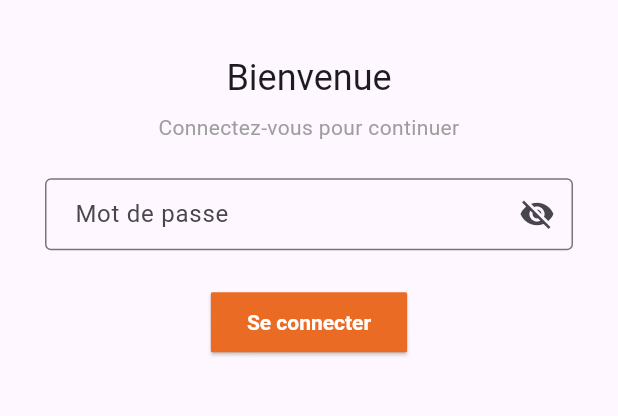
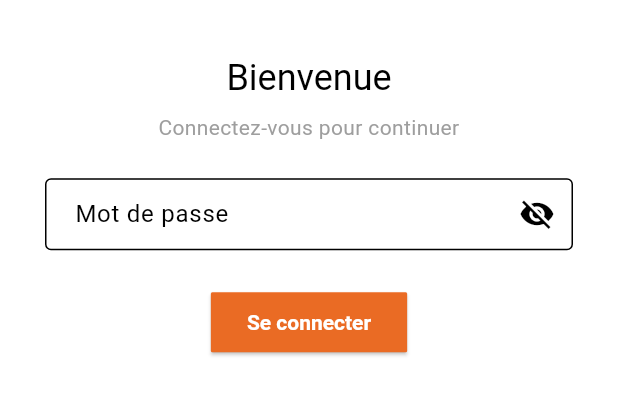
Before and after one commit to DarkZangetsu/Gestion-caisse-, a Flutter app: the screen it shows after launch, on a phone screen of 412 x 824 dp, the part 469-885 px from its top. Run offline on Flutter 3.47's test engine with Material 3 defaults, Android fonts, the phone set to English and light mode, and no system bars; our stand-ins replace flutter_riverpod, pdf, printing, shared_preferences, supabase_flutter; accounts and stored records are empty.

Commit message:
mode claire et sombre bien fixé

```diff
--- a/lib/main.dart
+++ b/lib/main.dart
@@ -1,11 +1,12 @@
+import 'package:caisse/mode/dark_mode.dart';
+import 'package:caisse/mode/light_mode.dart';
 import 'package:caisse/pages/ChangePasswordPage.dart';
 import 'package:caisse/pages/PersonnelPage.dart';
 import 'package:caisse/pages/transaction.dart';
-import 'package:caisse/providers/app_theme.dart';
+import 'package:caisse/providers/theme_provider.dart';
 import 'package:flutter/material.dart';
 import 'package:flutter_riverpod/flutter_riverpod.dart';
 import 'config/supabase_config.dart';
-import 'providers/theme_provider.dart';
 import 'pages/home_page.dart';
 import 'pages/login_page.dart';
 import 'pages/payment_page.dart';
@@ -34,8 +35,8 @@ class MyApp extends ConsumerWidget {
 
     return MaterialApp(
       debugShowCheckedModeBanner: false,
-      theme: AppTheme.lightTheme,
-      darkTheme: AppTheme.darkTheme,
+      theme: lightTheme,
+      darkTheme: darkTheme,
       themeMode: themeMode,
       initialRoute: '/login',
       routes: {
--- /dev/null
+++ b/lib/mode/dark_mode.dart
@@ -0,0 +1,16 @@
+
+import 'package:flutter/material.dart';
+
+ThemeData darkTheme = ThemeData(
+  brightness: Brightness.dark,
+  appBarTheme: const AppBarTheme(
+    iconTheme: IconThemeData(color: Colors.white),
+  ),
+  cardColor: Colors.grey,
+  colorScheme: ColorScheme.dark(
+    background: const Color(0x89000000),
+    primary: Colors.grey[900]!,
+    secondary: Colors.grey[800]!,
+    onPrimary: Colors.white,
+  ),
+);
--- /dev/null
+++ b/lib/mode/light_mode.dart
@@ -0,0 +1,15 @@
+
+import 'package:flutter/material.dart';
+
+ThemeData lightTheme = ThemeData(
+  brightness: Brightness.light,
+  appBarTheme: const AppBarTheme(
+    iconTheme: IconThemeData(color: Colors.black),
+  ),
+  colorScheme: ColorScheme.light(
+    background: Colors.grey[300],
+    primary: Colors.grey[200]!,
+    secondary: Colors.grey[300]!,
+    onPrimary: Colors.white,
+  ),
+);
--- a/lib/pages/transaction.dart
+++ b/lib/pages/transaction.dart
@@ -1,6 +1,4 @@
-import 'package:caisse/composants/custom_search_delegate.dart';
 import 'package:caisse/composants/empty_transaction_view.dart';
-import 'package:caisse/composants/tab_bottom_resume.dart';
 import 'package:caisse/composants/tab_header.dart';
 import 'package:caisse/composants/texts.dart';
 import 'package:caisse/home_composantes/transaction_row.dart';
--- a/lib/widgets/paymenttype/payment_type_card.dart
+++ b/lib/widgets/paymenttype/payment_type_card.dart
@@ -66,7 +66,7 @@ class PaymentTypeCard extends ConsumerWidget {
   @override
   Widget build(BuildContext context, WidgetRef ref) {
     return Card(
-      elevation: 0,
+      elevation: 0.5,
       margin: const EdgeInsets.symmetric(vertical: 4),
       child: ListTile(
         title: Text(paymentType.name),
--- a/lib/widgets/personnel/PersonnelCard.dart
+++ b/lib/widgets/personnel/PersonnelCard.dart
@@ -24,7 +24,7 @@ class PersonnelCard extends StatelessWidget {
         final paddingValue = screenSize.width < 600 ? 12.0 : 16.0;
 
         return Card(
-          elevation: 0,
+          elevation: 0.5,
           shape: RoundedRectangleBorder(
         borderRadius: BorderRadius.circular(12),
         side: const BorderSide(
```
Also changed, not shown: lib/pages/home_page.dart (+14 -27 lines), lib/pages/todolist_page.dart (+5 -3 lines), lib/providers/theme_provider.dart (+36 -2 lines), lib/widgets/chantier/chantier_form_dialog.dart (+10 -8 lines), lib/widgets/paymenttype/payment_type_form.dart (+12 -5 lines), lib/widgets/personnel/PersonnelFormDialog.dart (+24 -11 lines).
